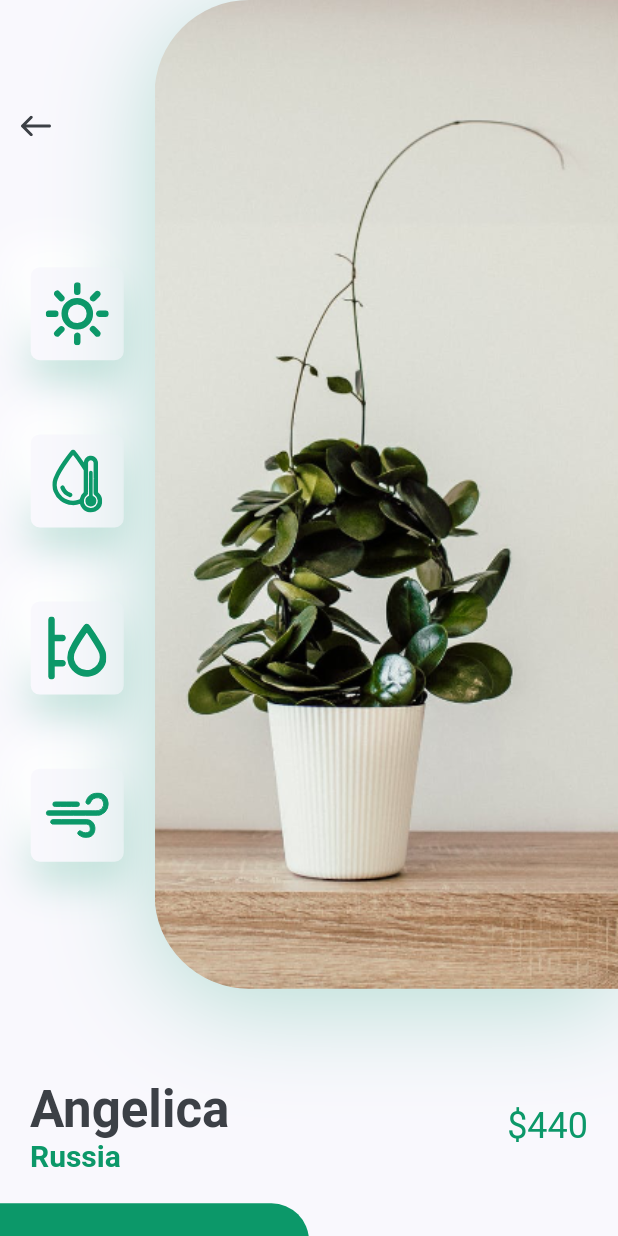
After one commit to kaushiktank/plant_app, a Flutter app: the screen it shows after launch, after a tap on an icon or button, on a phone screen of 412 x 824 dp. The commit adds this screen. Run offline on Flutter 3.47's test engine with Material 2 defaults, Android fonts, the phone set to English and light mode, and no system bars; our stand-ins replace flutter_svg.

Commit message:
Toturial Complated

```diff
--- /dev/null
+++ b/lib/screens/details/components/body.dart
@@ -0,0 +1,52 @@
+import 'package:flutter/material.dart';
+import 'package:plant_app/constants.dart';
+
+import 'images_and_icons.dart';
+import 'title_and_price.dart';
+
+class Body extends StatelessWidget {
+  @override
+  Widget build(BuildContext context) {
+    Size size = MediaQuery.of(context).size;
+    return SingleChildScrollView(
+      child: Column(
+        children: [
+          ImageAndIcons(size: size),
+          TitleAndPrice(title: "Angelica", country: "Russia", price: 440),
+          SizedBox(height: kDefaultPadding),
+          Row(
+            children: [
+              SizedBox(
+                width: size.width / 2,
+                height: 84,
+                child: TextButton(
+                  style: TextButton.styleFrom(
+                    backgroundColor: kPrimartColor,
+                    shape: RoundedRectangleBorder(
+                      borderRadius:
+                          BorderRadius.only(topRight: Radius.circular(25)),
+                    ),
+                  ),
+                  onPressed: () {},
+                  child: Text(
+                    "Buy Now",
+                    style: TextStyle(color: Colors.white, fontSize: 16),
+                  ),
+                ),
+              ),
+              Expanded(
+                child: TextButton(
+                  onPressed: () {},
+                  child: Text(
+                    "Description",
+                    style: TextStyle(color: kPrimartColor),
+                  ),
+                ),
+              ),
+            ],
+          ),
+        ],
+      ),
+    );
+  }
+}
--- /dev/null
+++ b/lib/screens/details/components/icon_card.dart
@@ -0,0 +1,41 @@
+import 'package:flutter/material.dart';
+import 'package:flutter_svg/svg.dart';
+
+import '../../../constants.dart';
+
+class IconCard extends StatelessWidget {
+  const IconCard({
+    Key key,
+    this.icon,
+  }) : super(key: key);
+
+  final String icon;
+
+  @override
+  Widget build(BuildContext context) {
+    Size size = MediaQuery.of(context).size;
+    return Container(
+      margin: EdgeInsets.symmetric(vertical: size.height * 0.03),
+      padding: EdgeInsets.all(kDefaultPadding / 2),
+      height: 62,
+      width: 62,
+      decoration: BoxDecoration(
+        color: kBackgroundColor,
+        borderRadius: BorderRadius.circular(6),
+        boxShadow: [
+          BoxShadow(
+            offset: Offset(0, 15),
+            blurRadius: 22,
+            color: kPrimartColor.withOpacity(0.22),
+          ),
+          BoxShadow(
+            offset: Offset(-15, -15),
+            blurRadius: 22,
+            color: Colors.white,
+          )
+        ],
+      ),
+      child: SvgPicture.asset(icon),
+    );
+  }
+}
--- /dev/null
+++ b/lib/screens/details/components/images_and_icons.dart
@@ -0,0 +1,75 @@
+import 'package:flutter/material.dart';
+import 'package:flutter_svg/svg.dart';
+
+import '../../../constants.dart';
+import 'icon_card.dart';
+
+class ImageAndIcons extends StatelessWidget {
+  const ImageAndIcons({
+    Key key,
+    @required this.size,
+  }) : super(key: key);
+
+  final Size size;
+
+  @override
+  Widget build(BuildContext context) {
+    return Padding(
+      padding: const EdgeInsets.only(bottom: kDefaultPadding * 3),
+      child: SizedBox(
+        height: size.height * 0.8,
+        child: Row(
+          children: [
+            Expanded(
+              child: Padding(
+                padding: const EdgeInsets.symmetric(
+                  vertical: kDefaultPadding * 3,
+                ),
+                child: Column(
+                  children: [
+                    Align(
+                      alignment: Alignment.topLeft,
+                      child: IconButton(
+                        icon: SvgPicture.asset("assets/icons/back_arrow.svg"),
+                        onPressed: () {
+                          Navigator.pop(context);
+                        },
+                      ),
+                    ),
+                    Spacer(),
+                    IconCard(icon: "assets/icons/sun.svg"),
+                    IconCard(icon: "assets/icons/icon_2.svg"),
+                    IconCard(icon: "assets/icons/icon_3.svg"),
+                    IconCard(icon: "assets/icons/icon_4.svg"),
+                  ],
+                ),
+              ),
+            ),
+            Container(
+              height: size.height * 0.8,
+              width: size.width * 0.75,
+              decoration: BoxDecoration(
+                borderRadius: BorderRadius.only(
+                  topLeft: Radius.circular(63),
+                  bottomLeft: Radius.circular(63),
+                ),
+                boxShadow: [
+                  BoxShadow(
+                    offset: Offset(0, 10),
+                    blurRadius: 60,
+                    color: kPrimartColor.withOpacity(0.29),
+                  )
+                ],
+                image: DecorationImage(
+                  alignment: Alignment.centerLeft,
+                  fit: BoxFit.cover,
+                  image: AssetImage("assets/images/img.png"),
+                ),
+              ),
+            )
+          ],
+        ),
+      ),
+    );
+  }
+}
--- /dev/null
+++ b/lib/screens/details/components/title_and_price.dart
@@ -0,0 +1,54 @@
+import 'package:flutter/material.dart';
+
+import '../../../constants.dart';
+
+class TitleAndPrice extends StatelessWidget {
+  const TitleAndPrice({
+    Key key,
+    this.title,
+    this.country,
+    this.price,
+  }) : super(key: key);
+  final String title, country;
+  final int price;
+
+  @override
+  Widget build(BuildContext context) {
+    return Padding(
+      padding: const EdgeInsets.symmetric(horizontal: kDefaultPadding),
+      child: Row(
+        children: [
+          RichText(
+            text: TextSpan(
+              children: [
+                TextSpan(
+                  text: "$title\n",
+                  style: Theme.of(context)
+                      .textTheme
+                      .headline4
+                      .copyWith(color: kTextColor, fontWeight: FontWeight.bold),
+                ),
+                TextSpan(
+                  text: country,
+                  style: TextStyle(
+                    fontSize: 20,
+                    color: kPrimartColor,
+                    fontWeight: FontWeight.w600,
+                  ),
+                ),
+              ],
+            ),
+          ),
+          Spacer(),
+          Text(
+            "\$$price",
+            style: Theme.of(context)
+                .textTheme
+                .headline5
+                .copyWith(color: kPrimartColor),
+          )
+        ],
+      ),
+    );
+  }
+}
--- /dev/null
+++ b/lib/screens/details/detail_screen.dart
@@ -0,0 +1,12 @@
+import 'package:flutter/material.dart';
+
+import 'components/body.dart';
+
+class DetailsScreen extends StatelessWidget {
+  @override
+  Widget build(BuildContext context) {
+    return Scaffold(
+      body: Body(),
+    );
+  }
+}
--- a/lib/screens/home/components/bottom_nav_bar.dart
+++ b/lib/screens/home/components/my_bottom_nav_bar.dart
@@ -3,8 +3,8 @@ import 'package:flutter_svg/svg.dart';
 
 import '../../../constants.dart';
 
-class BottomNavBar extends StatelessWidget {
-  const BottomNavBar({
+class MyBottomNavBar extends StatelessWidget {
+  const MyBottomNavBar({
     Key key,
   }) : super(key: key);
 
--- a/lib/screens/home/components/recomends_plants.dart
+++ b/lib/screens/home/components/recomends_plants.dart
@@ -1,4 +1,5 @@
 import 'package:flutter/material.dart';
+import 'package:plant_app/screens/details/detail_screen.dart';
 
 import '../../../constants.dart';
 
@@ -18,14 +19,28 @@ class RecomendsPlants extends StatelessWidget {
             title: "Samantha",
             country: "Russia",
             price: 440,
-            press: () {},
+            press: () {
+              Navigator.push(
+                context,
+                MaterialPageRoute(
+                  builder: (context) => DetailsScreen(),
+                ),
+              );
+            },
           ),
           RecomendedPlantCard(
             image: "assets/images/image_2.png",
             title: "Angelica",
             country: "Russia",
             price: 440,
-            press: () {},
+            press: () {
+              Navigator.push(
+                context,
+                MaterialPageRoute(
+                  builder: (context) => DetailsScreen(),
+                ),
+              );
+            },
           ),
           RecomendedPlantCard(
             image: "assets/images/image_3.png",
--- a/lib/screens/home/home_screen.dart
+++ b/lib/screens/home/home_screen.dart
@@ -2,17 +2,15 @@ import 'package:flutter/material.dart';
 import 'package:flutter_svg/flutter_svg.dart';
 import 'package:plant_app/screens/home/components/body.dart';
 
-import 'components/bottom_nav_bar.dart';
+import 'components/my_bottom_nav_bar.dart';
 
 class HomeScreen extends StatelessWidget {
   @override
   Widget build(BuildContext context) {
-    return SafeArea(
-      child: Scaffold(
-        appBar: buildAppBar(),
-        body: Body(),
-        bottomNavigationBar: BottomNavBar(),
-      ),
+    return Scaffold(
+      appBar: buildAppBar(),
+      body: Body(),
+      bottomNavigationBar: MyBottomNavBar(),
     );
   }
 
```
